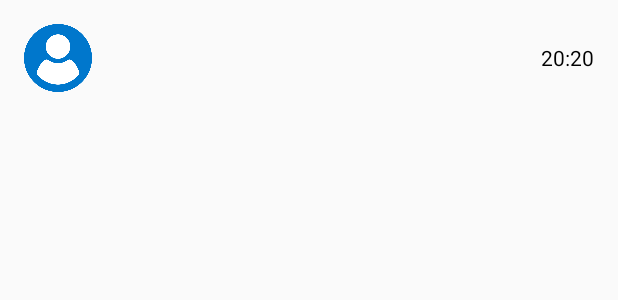
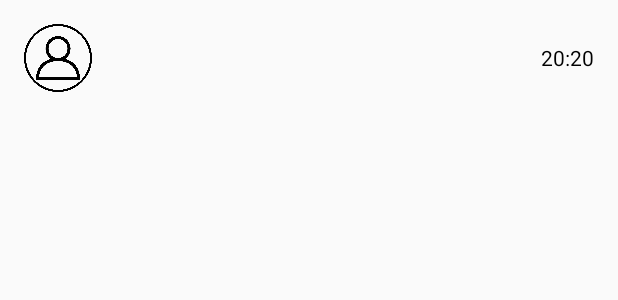
Before and after one commit to klikdigitalteknologi/csai-android-app, an Android app: the layout list_item.xml on its own in the app's theme, with its tools: preview values and no code run, on a phone screen of 412 x 824 dp. Shown: the top 300 px of the screen. Run offline under Robolectric (Android 15) with nearby library versions, the phone set to English and light mode, and no system bars.

Commit message:
[+] ganti foto pic profile chat

```diff
--- a/app/src/main/res/layout/list_item.xml
+++ b/app/src/main/res/layout/list_item.xml
@@ -10,7 +10,7 @@
         <ImageView
             android:id="@+id/imageChat"
             android:layout_width="@dimen/_35sdp"
-            android:src="@drawable/user_profile_chat"
+            android:src="@drawable/userfoto"
             android:layout_height="@dimen/_35sdp"/>
     </LinearLayout>
     <LinearLayout
```
Also changed, not shown: app/src/main/res/drawable/userfoto.png (added).
